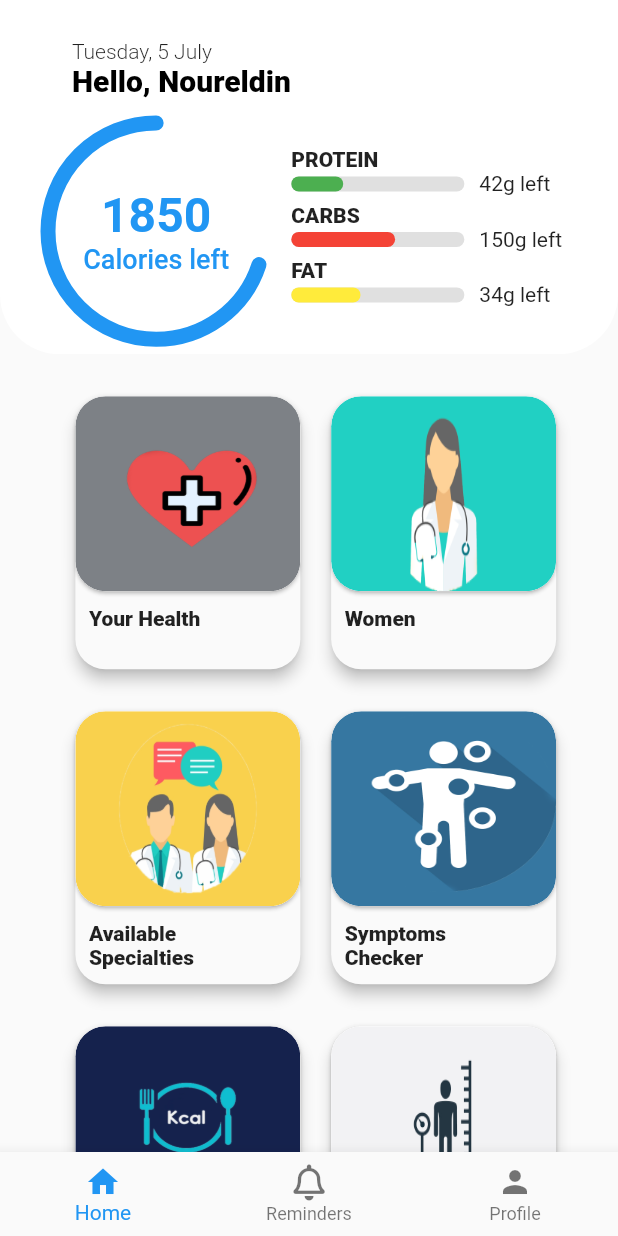
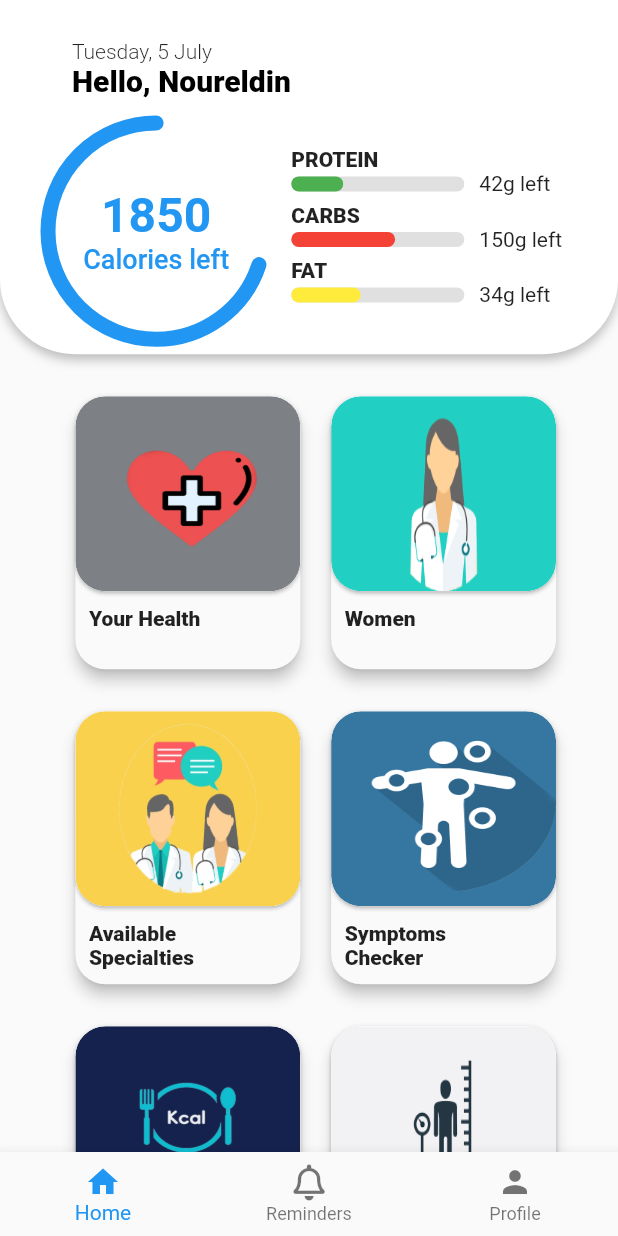
Before and after one commit to nourEldehy/my_health_digest, a Flutter app: the screen it shows after launch, on a phone screen of 412 x 824 dp. Run offline on Flutter 3.47's test engine with Material 2 defaults, Android fonts, the light colour scheme and no system bars; our stand-ins replace camera, email_validator, flutter_secure_storage, font_awesome_flutter, skeleton_text; missing offline and left inert: floating_ribbon, flutter_barcode_scanner, flutter_cached_pdfview, flutter_custom_cards, height_slider, weight_slider; project files that could hold a hidden picture were left out.

Commit message:
Update new_profile_screen.dart

```diff
--- a/lib/ui/pages/new_profile_screen.dart
+++ b/lib/ui/pages/new_profile_screen.dart
@@ -85,14 +85,29 @@ class _ProfileScreenState extends State<ProfileScreen> {
       ),
       body: ListView(
         children: <Widget>[
-          ClipRRect(
-            borderRadius: const BorderRadius.vertical(
-              bottom: const Radius.circular(40),
+          // ClipRRect(
+          //   borderRadius: const BorderRadius.vertical(
+          //     bottom: const Radius.circular(50),
+          //   ),
+          Container(
+            decoration: BoxDecoration(
+              borderRadius: BorderRadius.only(
+                bottomLeft: Radius.elliptical(50, 50),
+                bottomRight: Radius.elliptical(50, 50),
               ),
-            child: Container(
+              boxShadow: [
+                BoxShadow(
+                  blurRadius: 5,
+                  color: Colors.grey[400],
+                  offset: Offset(0, 3.5),
+                )
+              ],
               color: Colors.white,
-              padding: const EdgeInsets.only(
-                  top: 8, left: 32, right: 16, bottom: 10),
+            ),
+            width: double.infinity,
+            // color: Colors.white,
+            padding:
+                const EdgeInsets.only(top: 8, left: 32, right: 16, bottom: 10),
             child: Column(
               crossAxisAlignment: CrossAxisAlignment.start,
               children: <Widget>[
@@ -172,7 +187,7 @@ class _ProfileScreenState extends State<ProfileScreen> {
               ],
             ),
           ),
-          ),
+
           Padding(
             padding: EdgeInsets.all(20.0),
             child: Column(
```
Lines whose indentation alone changed are shown as unchanged.
